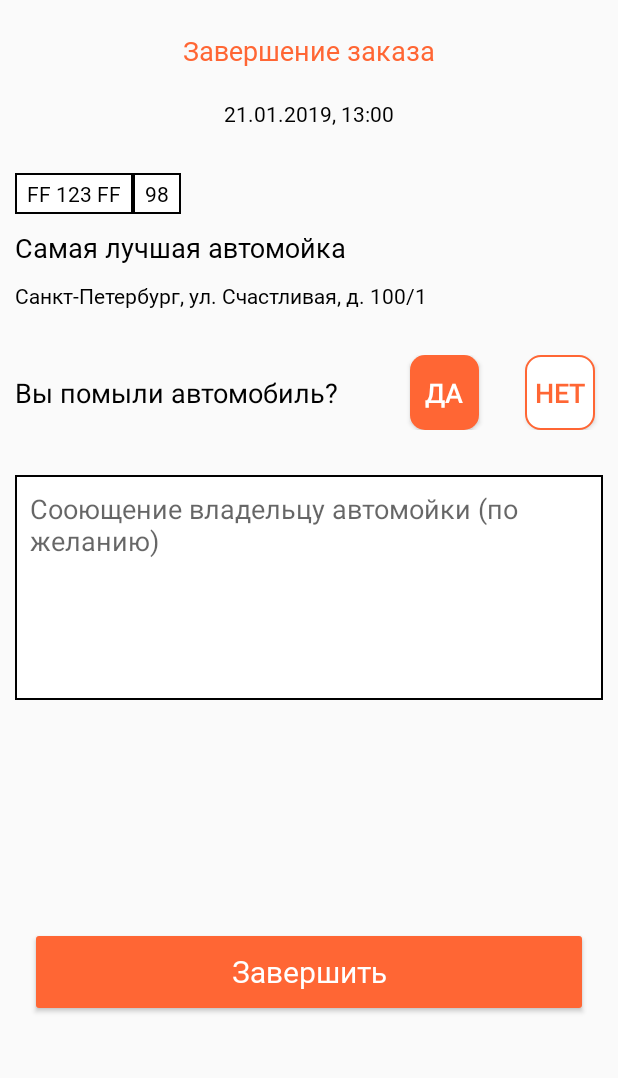
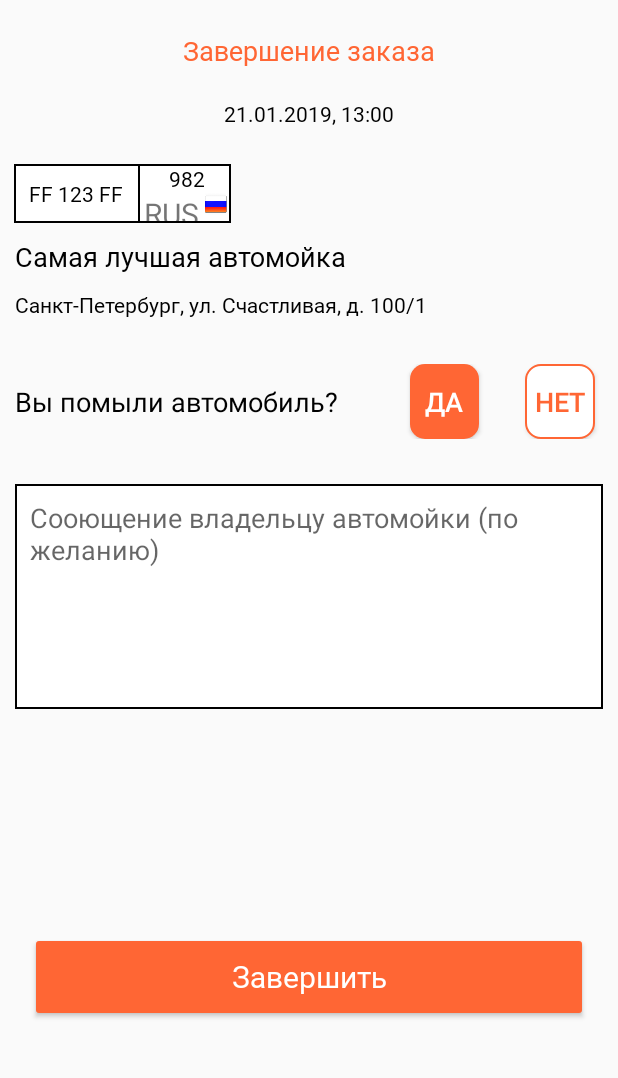
Before and after one commit to FurionMaNa/AvtoMoyOnline, an Android app: the fragment RecordEndFragment placed in its activity, on a phone screen of 412 x 824 dp, the part 67-1145 px from its top. Run offline under Robolectric (Android 15) with nearby library versions, the phone set to English and light mode, and no system bars; our stand-ins replace navigation-ui; 7 statements that could not run were skipped.

Commit message:
Commit 3

```diff
--- a/app/src/main/res/layout/fragment_record_end.xml
+++ b/app/src/main/res/layout/fragment_record_end.xml
@@ -52,43 +52,77 @@
 
             <LinearLayout
                 android:id="@+id/lcar"
+                android:layout_width="wrap_content"
+                android:layout_height="wrap_content"
+                android:layout_marginTop="24dp"
+                android:background="@drawable/tv_car_num_border"
+                android:orientation="horizontal"
+                app:layout_constraintEnd_toEndOf="parent"
+                app:layout_constraintHorizontal_bias="0.034"
+                app:layout_constraintStart_toStartOf="parent"
+                app:layout_constraintTop_toBottomOf="@+id/time">
+
+                <LinearLayout
                     android:layout_width="match_parent"
                     android:layout_height="wrap_content"
-                android:layout_marginTop="20dp"
-                android:layout_marginBottom="20dp"
-                android:orientation="horizontal"
-                app:layout_constraintTop_toBottomOf="@+id/time">
+                    android:layout_gravity="start"
+                    android:layout_weight="1">
 
                     <TextView
                         android:id="@+id/car"
                         android:layout_width="wrap_content"
                         android:layout_height="wrap_content"
-                    android:layout_marginStart="10dp"
-                    android:layout_marginTop="10dp"
-                    android:background="@drawable/tv_car_num_border"
                         android:fontFamily="@font/roboto"
-                    android:paddingStart="8dp"
-                    android:paddingTop="4dp"
-                    android:paddingEnd="8dp"
-                    android:paddingBottom="4dp"
+                        android:gravity="center"
+                        android:paddingEnd="10dp"
+                        android:paddingTop="2dp"
+                        android:paddingStart="10dp"
+                        android:paddingBottom="2dp"
+                        android:layout_marginTop="8dp"
                         android:text="FF 123 FF"
                         android:textColor="@color/linkfadeonpress"
                         android:textSize="14sp"></TextView>
+                </LinearLayout>
+
+                <LinearLayout
+                    android:layout_width="wrap_content"
+                    android:layout_height="wrap_content"
+                    android:layout_weight="1"
+                    android:orientation="vertical"
+                    android:background="@drawable/tv_car_num_border">
 
                     <TextView
                         android:id="@+id/carReg"
-                    android:layout_width="wrap_content"
+                        android:layout_width="match_parent"
                         android:layout_height="wrap_content"
-                    android:layout_marginTop="10dp"
-                    android:background="@drawable/tv_car_num_border"
                         android:fontFamily="@font/roboto"
-                    android:paddingStart="8dp"
-                    android:paddingTop="4dp"
+                        android:paddingStart="12dp"
                         android:paddingEnd="8dp"
-                    android:paddingBottom="4dp"
-                    android:text="98"
+                        android:textAlignment="center"
+                        android:layout_gravity="center"
+                        android:text="982"
                         android:textColor="@color/linkfadeonpress"
                         android:textSize="14sp"></TextView>
+                    <LinearLayout
+                        android:layout_width="match_parent"
+                        android:layout_height="wrap_content"
+                        android:orientation="horizontal">
+                        <TextView
+                            android:layout_marginStart="2dp"
+                            android:layout_width="wrap_content"
+                            android:layout_height="match_parent"
+                            android:text="RUS"
+                            android:paddingStart="2dp"
+                            android:textSize="30px"></TextView>
+                        <ImageView
+                            android:layout_width="20dp"
+                            android:layout_height="20dp"
+                            android:layout_marginRight="4px"
+                            android:paddingBottom="5dp"
+                            android:layout_marginStart="1dp"
+                            android:src="@drawable/flagrr"></ImageView>
+                    </LinearLayout>
+                </LinearLayout>
             </LinearLayout>
 
             <TextView
```
Also changed, not shown: app/src/main/java/com/project/avtomoy/ui/info/fragments/InfoContactFragment.java (+80 -8 lines), app/src/main/res/layout/fragment_info_contact.xml (+12 -0 lines), app/src/main/res/layout/fragment_record.xml (+9 -8 lines). Lines whose indentation alone changed are shown as unchanged.
